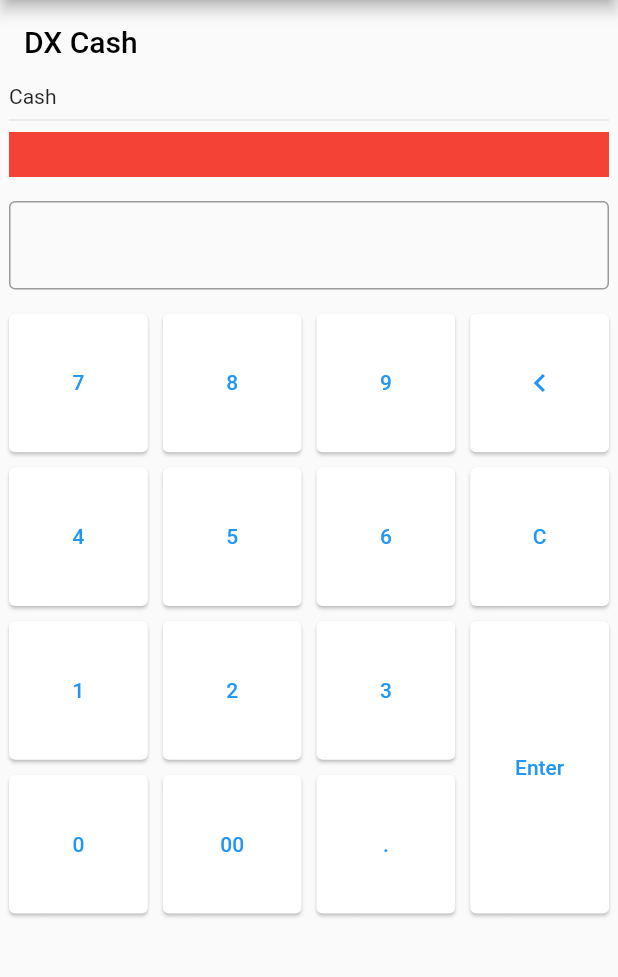
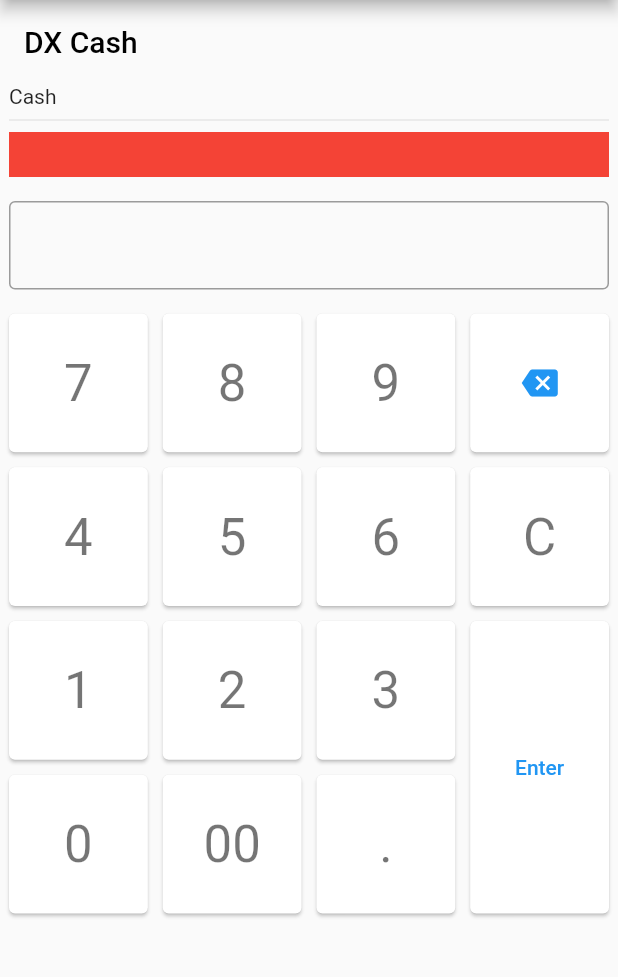
Before and after one commit to DalangLy/pos_platform_widgets, a Flutter app: the DXCashPage screen opened by its route, on a phone screen of 412 x 824 dp, the part 84-1061 px from its top. Run offline on Flutter 3.47's test engine with Material 2 defaults, Android fonts, the light colour scheme and no system bars; our stand-ins replace auto_route.

Commit message:
fixed bugs

```diff
--- a/lib/screens/dx_choice_page.dart
+++ b/lib/screens/dx_choice_page.dart
@@ -22,9 +22,9 @@ class DXChoicePage extends StatelessWidget {
             child: DXChoice(
               title: const Text('Channels'),
               children: <Widget>[
-                ElevatedButton.icon(onPressed: (){}, icon: const Icon(Icons.circle), label: const Text('Dine-In'),),
-                ElevatedButton.icon(onPressed: (){}, icon: const Icon(Icons.circle), label: const Text('Delivery'),),
-                ElevatedButton.icon(onPressed: (){}, icon: const Icon(Icons.circle), label: const Text('Take Away'),),
+                ListTile(leading: const Icon(Icons.circle,), title: const Text('Dine-In'), onTap: (){},),
+                ListTile(leading: const Icon(Icons.circle,), title: const Text('Delivery'), onTap: (){},),
+                ListTile(leading: const Icon(Icons.circle,), title: const Text('Take Away'), onTap: (){},),
               ],
             ),
           ),
--- a/lib/widgets/dxchoice.widget.dart
+++ b/lib/widgets/dxchoice.widget.dart
@@ -19,7 +19,7 @@ class DXChoice extends StatelessWidget {
               crossAxisCount: 2,
               mainAxisSpacing: 10.0,
               crossAxisSpacing: 10.0,
-              mainAxisExtent: 40,
+              childAspectRatio: 3,
             ),
             itemCount: children.length,
             itemBuilder: (context, index){
--- a/lib/widgets/dxnumber.pad.widget.dart
+++ b/lib/widgets/dxnumber.pad.widget.dart
@@ -2,7 +2,7 @@ import 'package:flutter/material.dart';
 import 'package:flutter/src/rendering/sliver.dart';
 import 'package:flutter/src/rendering/sliver_grid.dart';
 
-class DXNumberPad extends StatelessWidget {
+class DXNumberPad extends StatefulWidget {
   final Widget input;
   final Function(String data)? onNumberClick;
   final VoidCallback? onRemoveClick;
@@ -16,29 +16,35 @@ class DXNumberPad extends StatelessWidget {
     this.onClearClick,
   }) : super(key: key);
 
-  static const List<_CustomGridItem> numberKeys = <_CustomGridItem>[
-    _CustomGridItem(child: Text('7'), value: '7', geometry: _CustomGridGeometry(colSpan: 1, rowSpan: 1, posX: 0, posY: 0)),
-    _CustomGridItem(child: Text('8'), value: '8', geometry: _CustomGridGeometry(colSpan: 1, rowSpan: 1, posX: 1, posY: 0)),
-    _CustomGridItem(child: Text('9'), value: '9', geometry: _CustomGridGeometry(colSpan: 1, rowSpan: 1, posX: 2, posY: 0)),
-    _CustomGridItem(child: Icon(Icons.chevron_left), keyType: _KeyType.remove, geometry: _CustomGridGeometry(colSpan: 1, rowSpan: 1, posX: 3, posY: 0)),
-    _CustomGridItem(child: Text('4'), value: '4', geometry: _CustomGridGeometry(colSpan: 1, rowSpan: 1, posX: 0, posY: 1)),
-    _CustomGridItem(child: Text('5'), value: '5', geometry: _CustomGridGeometry(colSpan: 1, rowSpan: 1, posX: 1, posY: 1)),
-    _CustomGridItem(child: Text('6'), value: '6', geometry: _CustomGridGeometry(colSpan: 1, rowSpan: 1, posX: 2, posY: 1)),
-    _CustomGridItem(child: Text('C'), keyType: _KeyType.clear, geometry: _CustomGridGeometry(colSpan: 1, rowSpan: 1, posX: 3, posY: 1)),
-    _CustomGridItem(child: Text('1'), value: '1', geometry: _CustomGridGeometry(colSpan: 1, rowSpan: 1, posX: 0, posY: 2)),
-    _CustomGridItem(child: Text('2'), value: '2', geometry: _CustomGridGeometry(colSpan: 1, rowSpan: 1, posX: 1, posY: 2)),
-    _CustomGridItem(child: Text('3'), value: '3', geometry: _CustomGridGeometry(colSpan: 1, rowSpan: 1, posX: 2, posY: 2)),
-    _CustomGridItem(child: Text('Enter'), keyType: _KeyType.enter, geometry: _CustomGridGeometry(colSpan: 2, rowSpan: 1, posX: 3, posY: 2)),
-    _CustomGridItem(child: Text('0'), value: '0', geometry: _CustomGridGeometry(colSpan: 1, rowSpan: 1, posX: 0, posY: 3)),
-    _CustomGridItem(child: Text('00'), value: '0.0', geometry: _CustomGridGeometry(colSpan: 1, rowSpan: 1, posX: 1, posY: 3)),
-    _CustomGridItem(child: Text('.'), value: '.', geometry: _CustomGridGeometry(colSpan: 1, rowSpan: 1, posX: 2, posY: 3)),
+  @override
+  State<DXNumberPad> createState() => _DXNumberPadState();
+}
+
+class _DXNumberPadState extends State<DXNumberPad> {
+
+  late final List<_CustomGridItem> numberKeys = <_CustomGridItem>[
+    _CustomGridItem(child: Text('7', style: Theme.of(context).textTheme.headline4,), value: '7', geometry: const _CustomGridGeometry(colSpan: 1, rowSpan: 1, posX: 0, posY: 0)),
+    _CustomGridItem(child: Text('8', style: Theme.of(context).textTheme.headline4,), value: '8', geometry: const _CustomGridGeometry(colSpan: 1, rowSpan: 1, posX: 1, posY: 0)),
+    _CustomGridItem(child: Text('9', style: Theme.of(context).textTheme.headline4,), value: '9', geometry: const _CustomGridGeometry(colSpan: 1, rowSpan: 1, posX: 2, posY: 0)),
+    const _CustomGridItem(child: Icon(Icons.backspace), keyType: _KeyType.remove, geometry: _CustomGridGeometry(colSpan: 1, rowSpan: 1, posX: 3, posY: 0)),
+    _CustomGridItem(child: Text('4', style: Theme.of(context).textTheme.headline4,), value: '4', geometry: const _CustomGridGeometry(colSpan: 1, rowSpan: 1, posX: 0, posY: 1)),
+    _CustomGridItem(child: Text('5', style: Theme.of(context).textTheme.headline4,), value: '5', geometry: const _CustomGridGeometry(colSpan: 1, rowSpan: 1, posX: 1, posY: 1)),
+    _CustomGridItem(child: Text('6', style: Theme.of(context).textTheme.headline4,), value: '6', geometry: const _CustomGridGeometry(colSpan: 1, rowSpan: 1, posX: 2, posY: 1)),
+    _CustomGridItem(child: Text('C', style: Theme.of(context).textTheme.headline4,), keyType: _KeyType.clear, geometry: const _CustomGridGeometry(colSpan: 1, rowSpan: 1, posX: 3, posY: 1)),
+    _CustomGridItem(child: Text('1', style: Theme.of(context).textTheme.headline4,), value: '1', geometry: const _CustomGridGeometry(colSpan: 1, rowSpan: 1, posX: 0, posY: 2)),
+    _CustomGridItem(child: Text('2', style: Theme.of(context).textTheme.headline4,), value: '2', geometry: const _CustomGridGeometry(colSpan: 1, rowSpan: 1, posX: 1, posY: 2)),
+    _CustomGridItem(child: Text('3', style: Theme.of(context).textTheme.headline4,), value: '3', geometry: const _CustomGridGeometry(colSpan: 1, rowSpan: 1, posX: 2, posY: 2)),
+    const _CustomGridItem(child: Text('Enter'), keyType: _KeyType.enter, geometry: _CustomGridGeometry(colSpan: 2, rowSpan: 1, posX: 3, posY: 2)),
+    _CustomGridItem(child: Text('0', style: Theme.of(context).textTheme.headline4,), value: '0', geometry: const _CustomGridGeometry(colSpan: 1, rowSpan: 1, posX: 0, posY: 3)),
+    _CustomGridItem(child: Text('00', style: Theme.of(context).textTheme.headline4,), value: '0.0', geometry: const _CustomGridGeometry(colSpan: 1, rowSpan: 1, posX: 1, posY: 3)),
+    _CustomGridItem(child: Text('.', style: Theme.of(context).textTheme.headline4,), value: '.', geometry: const _CustomGridGeometry(colSpan: 1, rowSpan: 1, posX: 2, posY: 3)),
   ];
 
   @override
   Widget build(BuildContext context) {
     return Column(
       children: [
-        input,
+        widget.input,
         const Divider(color: Colors.transparent,),
         Flexible(
           child: GridView(
@@ -62,22 +68,22 @@ class DXNumberPad extends StatelessWidget {
                 onPressed: (){
                   switch(e.keyType){
                     case _KeyType.numberPad:
-                      if(onNumberClick == null){
+                      if(widget.onNumberClick == null){
                         break;
                       }
-                      onNumberClick!(e.value);
+                      widget.onNumberClick!(e.value);
                       break;
                     case _KeyType.clear:
-                      if(onClearClick == null){
+                      if(widget.onClearClick == null){
                         break;
                       }
-                      onClearClick!();
+                      widget.onClearClick!();
                       break;
                     case _KeyType.remove:
-                      if(onRemoveClick == null){
+                      if(widget.onRemoveClick == null){
                         break;
                       }
-                      onRemoveClick!();
+                      widget.onRemoveClick!();
                       break;
                     case _KeyType.enter:
                     // TODO: Handle this case.
```
